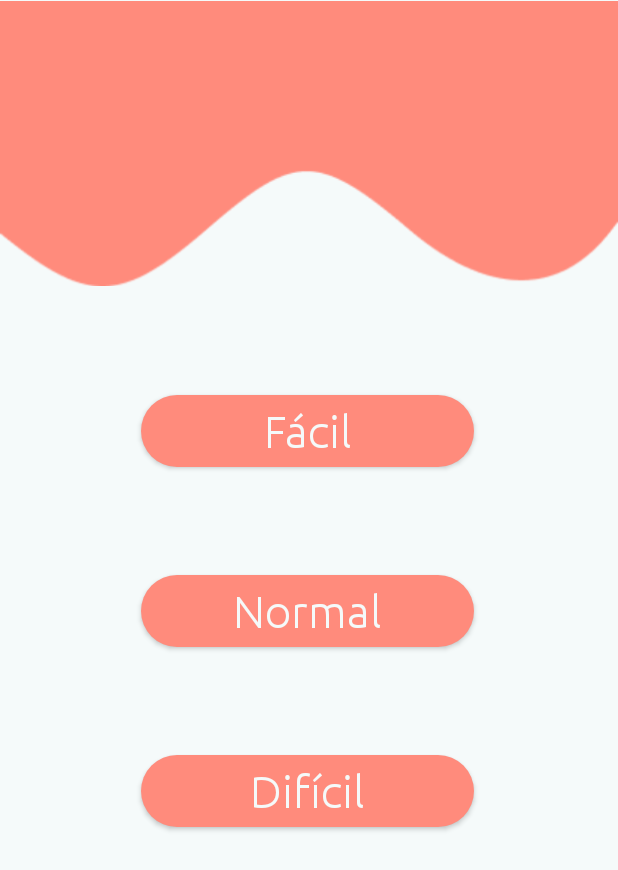
After one commit to jhonn123123/EducApp, an Android app: the level screen opened directly, with no data from a screen before it, on a phone screen of 412 x 824 dp. The commit adds this screen. Shown: the top 870 px of the screen. Run offline under Robolectric (Android 15) with nearby library versions, the phone set to English and light mode, and no system bars.

Commit message:
bottons and press effect

```diff
--- a/app/src/main/AndroidManifest.xml
+++ b/app/src/main/AndroidManifest.xml
@@ -9,6 +9,7 @@
         android:roundIcon="@mipmap/ic_launcher_round"
         android:supportsRtl="true"
         android:theme="@style/AppTheme">
+        <activity android:name=".level"></activity>
         <activity android:name=".MainActivity">
             <intent-filter>
                 <action android:name="android.intent.action.MAIN" />
--- a/app/src/main/java/com/example/educapp/MainActivity.kt
+++ b/app/src/main/java/com/example/educapp/MainActivity.kt
@@ -1,11 +1,22 @@
 package com.example.educapp
 
+import android.content.Intent
 import androidx.appcompat.app.AppCompatActivity
 import android.os.Bundle
+import android.widget.Button
+import kotlinx.android.synthetic.*
+import kotlinx.android.synthetic.main.activity_main.*
 
 class MainActivity : AppCompatActivity() {
     override fun onCreate(savedInstanceState: Bundle?) {
         super.onCreate(savedInstanceState)
         setContentView(R.layout.activity_main)
+
+       btn_jugar.setOnClickListener {
+           val intent = Intent( this,level::class.java)
+           startActivity(intent)
+       }
+
+
     }
 }
--- /dev/null
+++ b/app/src/main/java/com/example/educapp/level.kt
@@ -0,0 +1,11 @@
+package com.example.educapp
+
+import androidx.appcompat.app.AppCompatActivity
+import android.os.Bundle
+
+class level : AppCompatActivity() {
+    override fun onCreate(savedInstanceState: Bundle?) {
+        super.onCreate(savedInstanceState)
+        setContentView(R.layout.activity_level)
+    }
+}
--- /dev/null
+++ b/app/src/main/res/drawable/ripple_effect.xml
@@ -0,0 +1,13 @@
+<?xml version="1.0" encoding="utf-8"?>
+<ripple android:color="@color/press"
+    xmlns:android="http://schemas.android.com/apk/res/android">
+
+    <item>
+        <shape android:shape="rectangle">
+            <solid android:color="@color/babyred"/>
+            <corners android:radius="25dp"/>
+
+        </shape>
+    </item>
+
+</ripple>
--- /dev/null
+++ b/app/src/main/res/layout/activity_level.xml
@@ -0,0 +1,65 @@
+<?xml version="1.0" encoding="utf-8"?>
+<androidx.constraintlayout.widget.ConstraintLayout xmlns:android="http://schemas.android.com/apk/res/android"
+    xmlns:app="http://schemas.android.com/apk/res-auto"
+    xmlns:tools="http://schemas.android.com/tools"
+    android:layout_width="match_parent"
+    android:layout_height="match_parent"
+    android:background="@color/babywhite"
+    tools:context=".level">
+
+    <ImageView
+        android:id="@+id/imageView"
+        android:layout_width="wrap_content"
+        android:layout_height="wrap_content"
+        app:layout_constraintStart_toStartOf="parent"
+        app:layout_constraintTop_toTopOf="parent"
+        app:srcCompat="@drawable/vector_level" />
+
+    <Button
+        android:id="@+id/btn_facil"
+        android:layout_width="222dp"
+        android:layout_height="48dp"
+        android:layout_marginStart="94dp"
+        android:layout_marginTop="72dp"
+        android:background="@drawable/ripple_effect"
+        android:backgroundTint="@color/babyred"
+        android:fontFamily="@font/ubuntu_light"
+        android:text="Fácil"
+        android:textAllCaps="false"
+        android:textColor="@color/babywhite"
+        android:textSize="30sp"
+        app:layout_constraintStart_toStartOf="parent"
+        app:layout_constraintTop_toBottomOf="@+id/imageView" />
+
+    <Button
+        android:id="@+id/btn_dificil"
+        android:layout_width="222dp"
+        android:layout_height="48dp"
+        android:layout_marginStart="94dp"
+        android:layout_marginTop="72dp"
+        android:background="@drawable/ripple_effect"
+        android:backgroundTint="@color/babyred"
+        android:fontFamily="@font/ubuntu_light"
+        android:text="Difícil"
+        android:textAllCaps="false"
+        android:textColor="@color/babywhite"
+        android:textSize="30sp"
+        app:layout_constraintStart_toStartOf="parent"
+        app:layout_constraintTop_toBottomOf="@+id/btn_normal" />
+
+    <Button
+        android:id="@+id/btn_normal"
+        android:layout_width="222dp"
+        android:layout_height="48dp"
+        android:layout_marginStart="94dp"
+        android:layout_marginTop="72dp"
+        android:background="@drawable/ripple_effect"
+        android:backgroundTint="@color/babyred"
+        android:fontFamily="@font/ubuntu_light"
+        android:text="Normal"
+        android:textAllCaps="false"
+        android:textColor="@color/babywhite"
+        android:textSize="30sp"
+        app:layout_constraintStart_toStartOf="parent"
+        app:layout_constraintTop_toBottomOf="@+id/btn_facil" />
+</androidx.constraintlayout.widget.ConstraintLayout>
--- a/app/src/main/res/layout/activity_main.xml
+++ b/app/src/main/res/layout/activity_main.xml
@@ -20,12 +20,12 @@
         app:srcCompat="@drawable/vector_loging" />
 
     <Button
-        android:id="@+id/button"
+        android:id="@+id/btn_jugar"
         style="@style/Widget.AppCompat.Button.Borderless.Colored"
         android:layout_width="189dp"
         android:layout_height="63dp"
         android:layout_marginTop="448dp"
-        android:background="@drawable/btn"
+        android:background="@drawable/ripple_effect"
         android:text="Jugar"
         android:textColor="@color/babywhite"
         android:textSize="24sp"
--- a/app/src/main/res/values/colors.xml
+++ b/app/src/main/res/values/colors.xml
@@ -6,4 +6,6 @@
     <color name="babyblue">#89CFF0</color>
     <color name="babywhite">#F5FAFA</color>
     <color name="babyred">#FF8B7C</color>
+    <color name="babypink">#F0899C</color>
+    <color name="press">#7cf0ff</color>
 </resources>
```
Also changed, not shown: app/src/main/res/drawable/vector_level.png (added).
